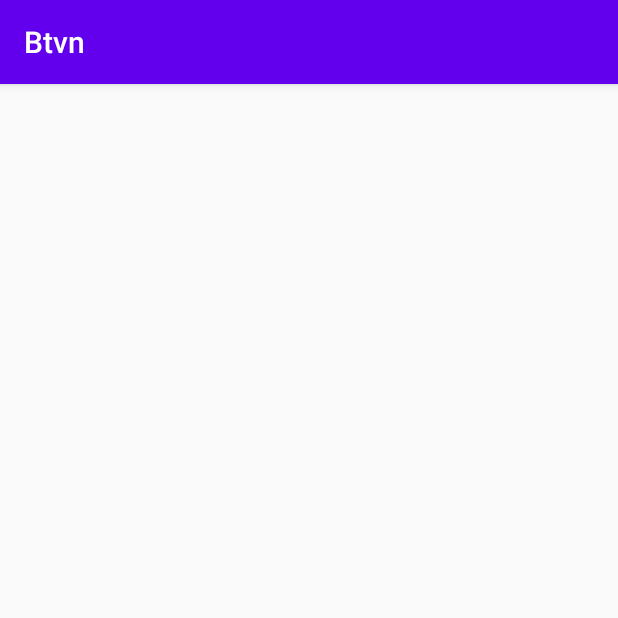
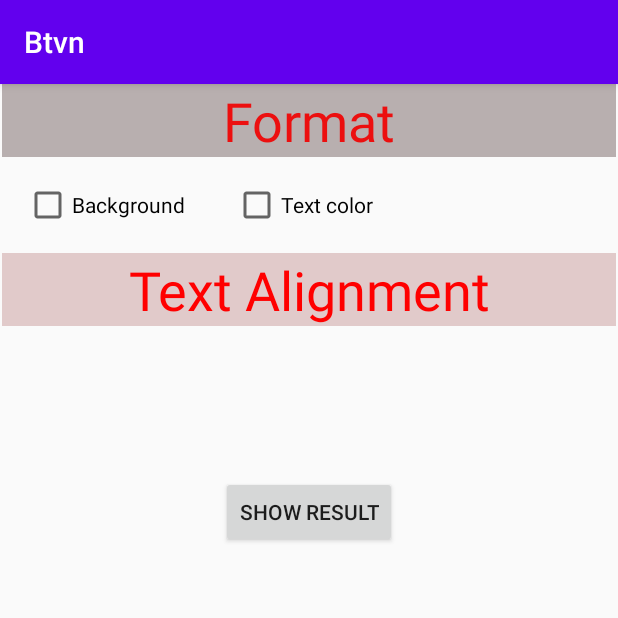
Before and after one commit to ngo2016/Android-Development-Homework, an Android app: the Bt4Chuong2 screen opened directly, with no data from a screen before it, on a phone screen of 412 x 824 dp, the top half of it. Run offline under Robolectric (Android 15) with nearby library versions, the phone set to English and light mode, and no system bars.

Commit message:
Second commit

```diff
--- a/app/src/main/java/com/test/btvn/Bt4Chuong2.java
+++ b/app/src/main/java/com/test/btvn/Bt4Chuong2.java
@@ -2,13 +2,59 @@ package com.test.btvn;
 
 import androidx.appcompat.app.AppCompatActivity;
 
+import android.graphics.Color;
 import android.os.Bundle;
+import android.view.View;
+import android.widget.Button;
+import android.widget.CheckBox;
+import android.widget.RadioButton;
+import android.widget.TextView;
 
 public class Bt4Chuong2 extends AppCompatActivity {
+    CheckBox cbBack, cbText;
+    RadioButton rbLeft, rbCen, rbRight;
+    Button btnShow;
+    TextView txtResult;
 
     @Override
     protected void onCreate(Bundle savedInstanceState) {
         super.onCreate(savedInstanceState);
         setContentView(R.layout.activity_bt4_chuong2);
+        SetControl();
+        SetEvent();
+    }
+
+    private void SetEvent() {
+        btnShow.setOnClickListener(new View.OnClickListener() {
+            @Override
+            public void onClick(View v) {
+                if (cbBack.isChecked()){
+                    txtResult.setBackgroundColor(Color.GRAY);
+                }
+                if (cbText.isChecked()){
+                    txtResult.setTextColor(Color.RED);
+                }
+                if (rbLeft.isChecked()){
+                    txtResult.setTextAlignment(View.TEXT_ALIGNMENT_VIEW_START);
+                }
+                if (rbCen.isChecked()){
+                    txtResult.setTextAlignment(View.TEXT_ALIGNMENT_CENTER);
+                }
+                if (rbRight.isChecked()){
+                    txtResult.setTextAlignment(View.TEXT_ALIGNMENT_VIEW_END);
+                }
+                txtResult.setText("Trần Văn Trường");
+            }
+        });
+    }
+
+    private void SetControl() {
+        cbBack=findViewById(R.id.cbBack);
+        cbText=findViewById(R.id.cbText);
+        rbLeft=findViewById(R.id.rbLeft);
+        rbCen=findViewById(R.id.rbCen);
+        rbRight=findViewById(R.id.rbRight);
+        btnShow=findViewById(R.id.btnShow);
+        txtResult=findViewById(R.id.txtResult);
     }
 }
--- a/app/src/main/java/com/test/btvn/BtChuong1.java
+++ b/app/src/main/java/com/test/btvn/BtChuong1.java
@@ -39,7 +39,7 @@ public class BtChuong1 extends AppCompatActivity {
         btnAdd.setOnClickListener(new View.OnClickListener() {
             @Override
             public void onClick(View v) {
-                if(txtA != null && txtB != null){
+                if(!txtA.getText().toString().matches("") && !txtB.getText().toString().matches("")){
                     numA = Float.valueOf(txtA.getText().toString());
                     numB = Float.valueOf(txtB.getText().toString());
                     float tong;
@@ -53,7 +53,7 @@ public class BtChuong1 extends AppCompatActivity {
         btnMinus.setOnClickListener(new View.OnClickListener() {
             @Override
             public void onClick(View v) {
-                if(txtA != null && txtB != null){
+                if(!txtA.getText().toString().matches("") && !txtB.getText().toString().matches("")){
                     numA = Float.valueOf(txtA.getText().toString());
                     numB = Float.valueOf(txtB.getText().toString());
                     float hieu = numA - numB;
@@ -66,7 +66,7 @@ public class BtChuong1 extends AppCompatActivity {
         btnMul.setOnClickListener(new View.OnClickListener() {
             @Override
             public void onClick(View v) {
-                if(txtA != null && txtB != null){
+                if(!txtA.getText().toString().matches("") && !txtB.getText().toString().matches("")){
                     numA = Float.valueOf(txtA.getText().toString());
                     numB = Float.valueOf(txtB.getText().toString());
                     float tich = numA * numB;
@@ -79,7 +79,7 @@ public class BtChuong1 extends AppCompatActivity {
         btnDiv.setOnClickListener(new View.OnClickListener() {
             @Override
             public void onClick(View v) {
-                if(txtA != null && txtB != null){
+                if(!txtA.getText().toString().matches("") && !txtB.getText().toString().matches("")){
                     numA = Float.valueOf(txtA.getText().toString());
                     numB = Float.valueOf(txtB.getText().toString());
                     if(numB == 0){
--- a/app/src/main/java/com/test/btvn/MainActivity.java
+++ b/app/src/main/java/com/test/btvn/MainActivity.java
@@ -17,7 +17,7 @@ public class MainActivity extends AppCompatActivity {
 //    TextView resultText;
 
     //    ImageView img;
-    Button btnBt1, btnBt2, btnBt6, btnTest, btnBt5;
+    Button btnBt1, btnBt2, btnBt6, btnTest, btnBt5, btnBt4;
 
     void SetControl() {
 //        android = findViewById(R.id.android);
@@ -39,6 +39,7 @@ public class MainActivity extends AppCompatActivity {
         btnBt6 = findViewById(R.id.btnBt6);
         btnTest = findViewById(R.id.btnTest);
         btnBt5 = findViewById(R.id.btnBt5);
+        btnBt4 = findViewById(R.id.btnBt4);
 
     }
 
@@ -102,6 +103,14 @@ public class MainActivity extends AppCompatActivity {
                 startActivity(bt5);
             }
         });
+
+        btnBt4.setOnClickListener(new View.OnClickListener() {
+            @Override
+            public void onClick(View v) {
+                Intent bt4 = new Intent(getApplicationContext(), Bt4Chuong2.class);
+                startActivity(bt4);
+            }
+        });
     }
 
     @Override
--- a/app/src/main/res/layout/activity_bt4_chuong2.xml
+++ b/app/src/main/res/layout/activity_bt4_chuong2.xml
@@ -6,4 +6,135 @@
     android:layout_height="match_parent"
     tools:context=".Bt4Chuong2">
 
+    <LinearLayout
+        android:id="@+id/linearLayout2"
+        android:layout_width="0dp"
+        android:layout_height="wrap_content"
+        android:layout_marginStart="1dp"
+        android:layout_marginEnd="1dp"
+        android:background="#B8AFAF"
+        android:orientation="vertical"
+        app:layout_constraintEnd_toEndOf="parent"
+        app:layout_constraintStart_toStartOf="parent"
+        app:layout_constraintTop_toTopOf="parent">
+
+        <TextView
+            android:id="@+id/textView4"
+            android:layout_width="match_parent"
+            android:layout_height="wrap_content"
+            android:text="Format"
+            android:textAlignment="center"
+            android:textColor="#EC0F0F"
+            android:textSize="36sp" />
+    </LinearLayout>
+
+    <CheckBox
+        android:id="@+id/cbBack"
+        android:layout_width="wrap_content"
+        android:layout_height="wrap_content"
+        android:layout_marginStart="16dp"
+        android:layout_marginTop="16dp"
+        android:text="Background"
+        app:layout_constraintStart_toStartOf="parent"
+        app:layout_constraintTop_toBottomOf="@+id/linearLayout2" />
+
+    <CheckBox
+        android:id="@+id/cbText"
+        android:layout_width="wrap_content"
+        android:layout_height="wrap_content"
+        android:layout_marginStart="32dp"
+        android:layout_marginTop="16dp"
+        android:text="Text color"
+        app:layout_constraintStart_toEndOf="@+id/cbBack"
+        app:layout_constraintTop_toBottomOf="@+id/linearLayout2" />
+
+    <LinearLayout
+        android:id="@+id/linearLayout4"
+        android:layout_width="match_parent"
+        android:layout_height="wrap_content"
+        android:layout_marginStart="1dp"
+        android:layout_marginTop="16dp"
+        android:layout_marginEnd="1dp"
+        android:background="#E1CACA"
+        android:orientation="vertical"
+        app:layout_constraintEnd_toEndOf="parent"
+        app:layout_constraintStart_toStartOf="parent"
+        app:layout_constraintTop_toBottomOf="@+id/cbBack">
+
+        <TextView
+            android:id="@+id/textView5"
+            android:layout_width="match_parent"
+            android:layout_height="wrap_content"
+            android:text="Text Alignment"
+            android:textAlignment="center"
+            android:textColor="#FF0000"
+            android:textSize="36sp" />
+    </LinearLayout>
+
+    <Button
+        android:id="@+id/btnShow"
+        android:layout_width="wrap_content"
+        android:layout_height="wrap_content"
+        android:layout_marginStart="160dp"
+        android:layout_marginTop="100dp"
+        android:layout_marginEnd="160dp"
+        android:text="Show result"
+        app:layout_constraintEnd_toEndOf="parent"
+        app:layout_constraintStart_toStartOf="parent"
+        app:layout_constraintTop_toBottomOf="@+id/linearLayout4" />
+
+    <LinearLayout
+        android:id="@+id/linearLayout3"
+        android:layout_width="0dp"
+        android:layout_height="wrap_content"
+        android:layout_marginStart="1dp"
+        android:layout_marginTop="32dp"
+        android:layout_marginEnd="1dp"
+        android:orientation="vertical"
+        app:layout_constraintEnd_toEndOf="parent"
+        app:layout_constraintStart_toStartOf="parent"
+        app:layout_constraintTop_toBottomOf="@+id/btnShow">
+
+        <TextView
+            android:id="@+id/txtResult"
+            android:layout_width="match_parent"
+            android:layout_height="wrap_content"
+            android:textSize="36sp" />
+    </LinearLayout>
+
+    <RadioGroup
+        android:layout_width="wrap_content"
+        android:layout_height="wrap_content"
+        android:layout_marginStart="1dp"
+        android:layout_marginTop="16dp"
+        android:layout_marginEnd="1dp"
+        app:layout_constraintEnd_toStartOf="@+id/linearLayout3"
+        app:layout_constraintStart_toStartOf="parent"
+        app:layout_constraintTop_toBottomOf="@+id/linearLayout4">
+
+        <RadioButton
+            android:id="@+id/rbLeft"
+            android:layout_width="0dp"
+            android:layout_height="wrap_content"
+            android:layout_marginStart="16dp"
+            android:layout_marginTop="16dp"
+            android:text="Left" />
+
+        <RadioButton
+            android:id="@+id/rbCen"
+            android:layout_width="0dp"
+            android:layout_height="wrap_content"
+            android:layout_marginStart="32dp"
+            android:layout_marginTop="16dp"
+            android:text="Center" />
+
+        <RadioButton
+            android:id="@+id/rbRight"
+            android:layout_width="wrap_content"
+            android:layout_height="wrap_content"
+            android:layout_marginStart="32dp"
+            android:layout_marginTop="16dp"
+            android:text="Right" />
+    </RadioGroup>
+
 </androidx.constraintlayout.widget.ConstraintLayout>
--- a/app/src/main/res/layout/activity_bt5_chuong2.xml
+++ b/app/src/main/res/layout/activity_bt5_chuong2.xml
@@ -41,8 +41,8 @@
         android:layout_height="0dp"
         app:layout_constraintBottom_toBottomOf="parent"
         app:layout_constraintEnd_toEndOf="parent"
-        app:layout_constraintStart_toStartOf="parent"
-        app:layout_constraintTop_toBottomOf="@+id/radioGroup2"
+        app:layout_constraintStart_toEndOf="@+id/radioGroup2"
+        app:layout_constraintTop_toTopOf="parent"
         app:srcCompat="@drawable/wallhaven_kw5w2d" />
 
 </androidx.constraintlayout.widget.ConstraintLayout>
--- a/app/src/main/res/layout/menu.xml
+++ b/app/src/main/res/layout/menu.xml
@@ -60,4 +60,14 @@
         app:layout_constraintEnd_toEndOf="@+id/btnTest"
         app:layout_constraintStart_toStartOf="@+id/btnTest"
         app:layout_constraintTop_toBottomOf="@+id/btnTest" />
+
+    <Button
+        android:id="@+id/btnBt4"
+        android:layout_width="wrap_content"
+        android:layout_height="wrap_content"
+        android:layout_marginTop="32dp"
+        android:text="Bài tập 4"
+        app:layout_constraintEnd_toEndOf="@+id/btnBt5"
+        app:layout_constraintStart_toStartOf="@+id/btnBt5"
+        app:layout_constraintTop_toBottomOf="@+id/btnBt5" />
 </androidx.constraintlayout.widget.ConstraintLayout>
```
